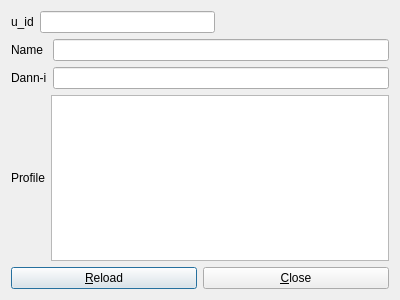
First picture: the form in user_profile_window.ui, repository ottyajp/mona_chaduke, before the edit.
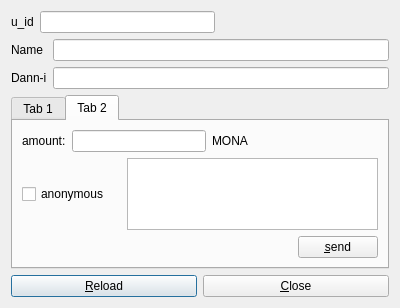
Second picture: the form after the edit.

Commit message: ユーザプロフィールから送金出来るようにした

Patch:
```diff
--- a/user_profile_window.ui
+++ b/user_profile_window.ui
@@ -14,7 +14,25 @@
    <string>Dialog</string>
   </property>
   <layout class="QGridLayout" name="gridLayout">
-   <item row="0" column="0" colspan="2">
+   <item row="1" column="0">
+    <layout class="QHBoxLayout" name="horizontalLayout_3">
+     <item>
+      <widget class="QPushButton" name="pushButton">
+       <property name="text">
+        <string>&amp;Reload</string>
+       </property>
+      </widget>
+     </item>
+     <item>
+      <widget class="QPushButton" name="pushButton_2">
+       <property name="text">
+        <string>&amp;Close</string>
+       </property>
+      </widget>
+     </item>
+    </layout>
+   </item>
+   <item row="0" column="0">
     <layout class="QVBoxLayout" name="verticalLayout_3">
      <item>
       <layout class="QHBoxLayout" name="horizontalLayout">
@@ -88,15 +106,16 @@
       </layout>
      </item>
      <item>
-      <layout class="QHBoxLayout" name="horizontalLayout_3">
-       <item>
-        <widget class="QLabel" name="label_4">
-         <property name="text">
-          <string>Profile</string>
-         </property>
-        </widget>
-       </item>
-       <item>
+      <widget class="QTabWidget" name="tabs">
+       <property name="currentIndex">
+        <number>1</number>
+       </property>
+       <widget class="QWidget" name="profile_tab">
+        <attribute name="title">
+         <string>Tab 1</string>
+        </attribute>
+        <layout class="QGridLayout" name="gridLayout_2">
+         <item row="0" column="0">
         <widget class="QTextEdit" name="profile">
          <property name="readOnly">
           <bool>true</bool>
@@ -104,22 +123,59 @@
         </widget>
        </item>
       </layout>
-     </item>
-    </layout>
-   </item>
-   <item row="1" column="0">
-    <widget class="QPushButton" name="pushButton">
+       </widget>
+       <widget class="QWidget" name="send_tab">
+        <attribute name="title">
+         <string>Tab 2</string>
+        </attribute>
+        <layout class="QGridLayout" name="gridLayout_3">
+         <item row="0" column="0">
+          <widget class="QLabel" name="label_4">
+           <property name="text">
+            <string>amount:</string>
+           </property>
+          </widget>
+         </item>
+         <item row="0" column="1" colspan="2">
+          <widget class="QLineEdit" name="amount"/>
+         </item>
+         <item row="0" column="3">
+          <widget class="QLabel" name="label_5">
      <property name="text">
-      <string>&amp;Reload</string>
+            <string>MONA</string>
      </property>
     </widget>
    </item>
-   <item row="1" column="1">
-    <widget class="QPushButton" name="pushButton_2">
+         <item row="1" column="0" colspan="2">
+          <widget class="QCheckBox" name="anonymous_check">
      <property name="text">
-      <string>&amp;Close</string>
-     </property>
-    </widget>
+            <string>anonymous</string>
+           </property>
+          </widget>
+         </item>
+         <item row="2" column="4">
+          <widget class="QPushButton" name="send_button">
+           <property name="text">
+            <string>&amp;send</string>
+           </property>
+          </widget>
+         </item>
+         <item row="1" column="2" colspan="3">
+          <widget class="QPlainTextEdit" name="msg_edit"/>
+         </item>
+        </layout>
+        <zorder>label_4</zorder>
+        <zorder>label_5</zorder>
+        <zorder>amount</zorder>
+        <zorder>anonymous_check</zorder>
+        <zorder>msg_edit</zorder>
+        <zorder>send_button</zorder>
+        <zorder>msg_edit</zorder>
+        <zorder></zorder>
+       </widget>
+      </widget>
+     </item>
+    </layout>
    </item>
   </layout>
  </widget>
```
Lines whose indentation alone changed are shown as unchanged. The commit also changes 2 other files.
